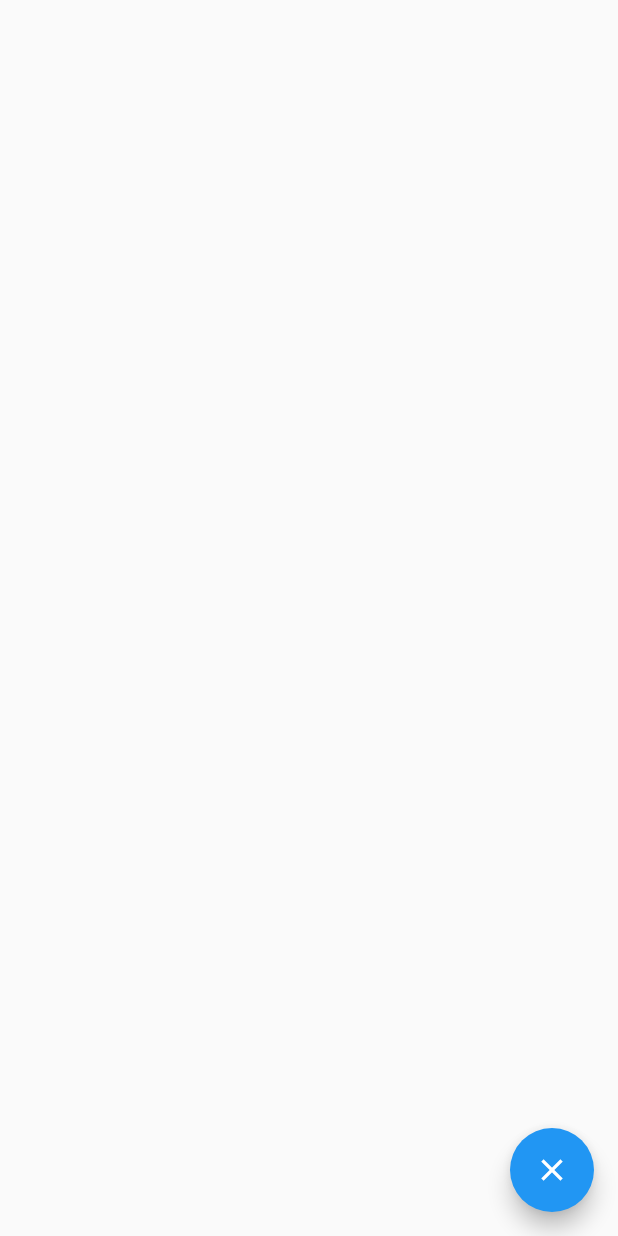
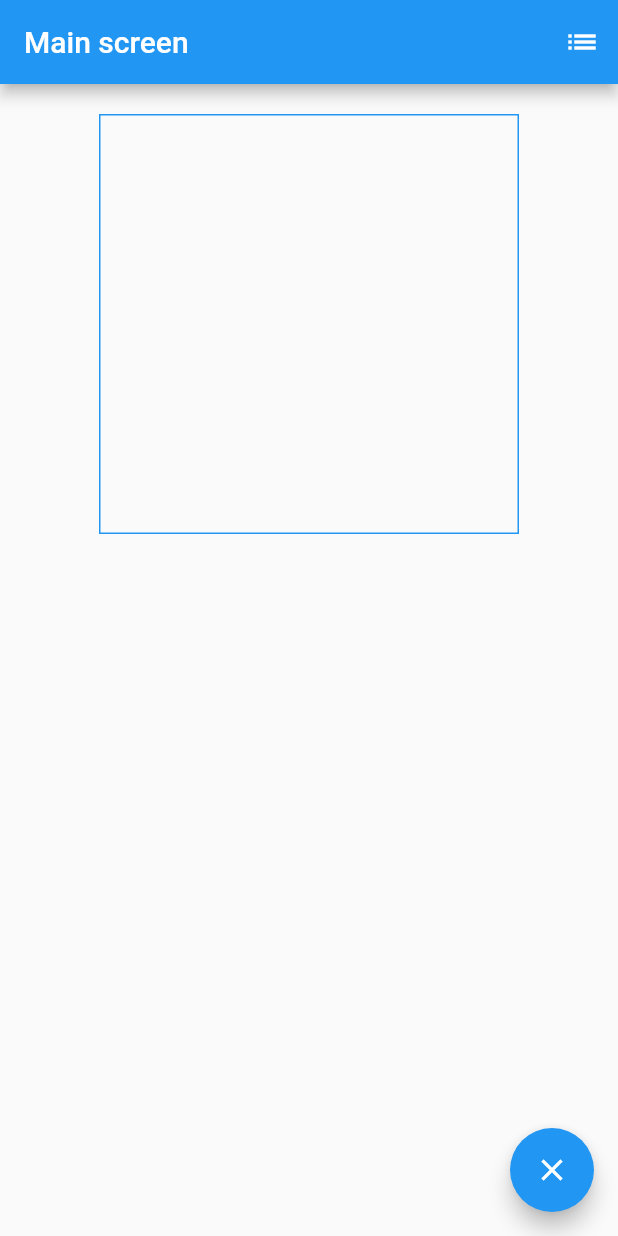
Before and after one commit to vofus/digit-recognition-mobile, a Flutter app: the screen it shows after launch, after a tap on the "clear" icon, on a phone screen of 412 x 824 dp. Run offline on Flutter 3.47's test engine with Material 2 defaults, Android fonts, the phone set to English and light mode, and no system bars.

Commit message:
EMPTY_COMMIT

```diff
--- a/lib/main.dart
+++ b/lib/main.dart
@@ -1,63 +1,6 @@
+import 'package:digit_recognition/routes.dart';
 import 'package:flutter/material.dart';
 
-void main() => runApp(MaterialApp(home: HomePage()));
-
-class HomePage extends StatefulWidget {
-  @override
-  _HomePageState createState() => _HomePageState();
-}
-
-class _HomePageState extends State<HomePage> {
-  List<Offset> _points = <Offset>[];
-
-  @override
-  Widget build(BuildContext context) {
-    return Scaffold(
-      body: Container(
-        child: GestureDetector(
-          onPanUpdate: (DragUpdateDetails details) {
-            setState(() {
-              RenderBox obj = context.findRenderObject();
-              Offset _localPosition = obj.globalToLocal(details.globalPosition);
-              _points = List.from(_points)..add(_localPosition);
-            });
-          },
-          onPanEnd: (DragEndDetails details) => _points.add(null),
-          child: CustomPaint(
-            painter: Signature(points: _points),
-            size: Size.infinite,
-          ),
-        ),
-      ),
-      floatingActionButton: FloatingActionButton(
-        child: new Icon(Icons.clear),
-        onPressed: () => _points.clear(),
-      ),
-    );
-  }
-}
-
-class Signature extends CustomPainter {
-  List<Offset> points;
-
-  Paint _paint = new Paint()
-    ..color = Colors.black
-    ..strokeCap = StrokeCap.round
-    ..strokeWidth = 10.0;
-
-  Signature({this.points});
-
-  @override
-  bool shouldRepaint(Signature oldDelegate) {
-    return oldDelegate.points != points;
-  }
-
-  @override
-  void paint(Canvas canvas, Size size) {
-    for (int i = 0; i < points.length - 1; i++) {
-      if (points[i] != null && points[i + 1] != null) {
-        canvas.drawLine(points[i], points[i + 1], _paint);
-      }
-    }
-  }
-}
+void main() => runApp(MaterialApp(
+      routes: routes,
+    ));
--- /dev/null
+++ b/lib/routes.dart
@@ -0,0 +1,15 @@
+import 'package:digit_recognition/screens/main_screen.dart';
+import 'package:digit_recognition/screens/results_screen.dart';
+import 'package:flutter/material.dart';
+
+enum ROUTES { MAIN, RESULTS }
+
+const ROUTE_NAMES = <ROUTES, String>{
+  ROUTES.MAIN: '/',
+  ROUTES.RESULTS: '/results'
+};
+
+final routes = <String, WidgetBuilder>{
+  ROUTE_NAMES[ROUTES.MAIN]: (BuildContext context) => MainScreen(),
+  ROUTE_NAMES[ROUTES.RESULTS]: (BuildContext context) => ResultsScreen()
+};
--- /dev/null
+++ b/lib/screens/main_screen.dart
@@ -0,0 +1,44 @@
+import 'package:digit_recognition/routes.dart';
+import 'package:digit_recognition/widgets/sketchpad.dart';
+import 'package:flutter/material.dart';
+
+class MainScreen extends StatefulWidget {
+  @override
+  _MainScreenState createState() => _MainScreenState();
+}
+
+class _MainScreenState extends State<MainScreen> {
+  Sketchpad _sketchpad = new Sketchpad();
+
+  @override
+  Widget build(BuildContext context) {
+    return Scaffold(
+        appBar: AppBar(
+          title: Text('Main screen'),
+          actions: <Widget>[_resultsButton()],
+        ),
+        body: Center(
+          child: Column(
+            children: <Widget>[_sketchpad],
+          ),
+        ),
+        floatingActionButton: _clearButton());
+  }
+
+  /// Кнопка перехода на экран с результатами
+  Widget _resultsButton() {
+    return new IconButton(
+        icon: const Icon(Icons.list),
+        onPressed: () {
+          Navigator.pushNamed(context, ROUTE_NAMES[ROUTES.RESULTS]);
+        });
+  }
+
+  /// Кнопка очистки области для рисования
+  Widget _clearButton() {
+    return FloatingActionButton(
+      child: new Icon(Icons.clear),
+      onPressed: () => _sketchpad.clear(),
+    );
+  }
+}
--- /dev/null
+++ b/lib/screens/results_screen.dart
@@ -0,0 +1,15 @@
+import 'package:flutter/material.dart';
+
+class ResultsScreen extends StatelessWidget {
+  @override
+  Widget build(BuildContext context) {
+    return Scaffold(
+      appBar: AppBar(
+        title: Text('Results screen'),
+      ),
+      body: Container(
+        child: Text('Results screen'),
+      ),
+    );
+  }
+}
--- /dev/null
+++ b/lib/services/signature.dart
@@ -0,0 +1,30 @@
+import 'package:flutter/material.dart';
+
+class Signature extends CustomPainter {
+  static final Paint _paint = Paint()
+    ..color = Colors.black
+    ..strokeCap = StrokeCap.round
+    ..strokeWidth = 20.0;
+
+  List<Offset> points;
+
+  Signature({this.points});
+
+  @override
+  bool shouldRepaint(Signature oldDelegate) {
+    print('shouldRepaint: ${oldDelegate.points != points}');
+    print('shouldRepaint OLD: ${oldDelegate.points.length}');
+    print('shouldRepaint NEW: ${points.length}');
+
+    return oldDelegate.points.length != points.length;
+  }
+
+  @override
+  void paint(Canvas canvas, Size size) {
+    for (int i = 0; i < points.length - 1; i++) {
+      if (points[i] != null && points[i + 1] != null) {
+        canvas.drawLine(points[i], points[i + 1], _paint);
+      }
+    }
+  }
+}
--- /dev/null
+++ b/lib/widgets/sketchpad.dart
@@ -0,0 +1,52 @@
+import 'package:digit_recognition/services/signature.dart';
+import 'package:flutter/material.dart';
+
+class Sketchpad extends StatefulWidget {
+  final _state = new _SketchpadState();
+
+  @override
+  State createState() => _state;
+
+  clear() {
+    _state.clear();
+  }
+}
+
+
+class _SketchpadState extends State<Sketchpad> {
+  List<Offset> _points = [];
+
+  @override
+  Widget build(BuildContext context) {
+    return Container(
+      width: 280.0,
+      height: 280.0,
+      margin: EdgeInsets.all(20.0),
+      decoration: BoxDecoration(
+          border: Border.all(width: 1.0, color: Colors.blue)),
+      child: GestureDetector(
+        onPanUpdate: (DragUpdateDetails details) {
+          RenderBox obj = context.findRenderObject();
+          Offset _localPosition =
+          obj.globalToLocal(details.globalPosition);
+
+          setState(() {
+            _points = List.from(_points)..add(_localPosition);
+          });
+        },
+        onPanEnd: (DragEndDetails details) => _points.add(null),
+        child: CustomPaint(
+          painter: Signature(points: _points),
+          size: Size.infinite,
+        ),
+      ),
+    );
+  }
+
+
+  clear() {
+    setState(() {
+      _points.clear();
+    });
+  }
+}
```
